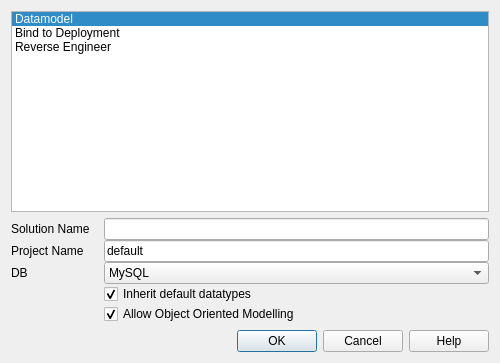
Before: the Qt Designer form src/gui/NewProjectDialog.ui in fritzone/ddm, drawn with Qt 5.
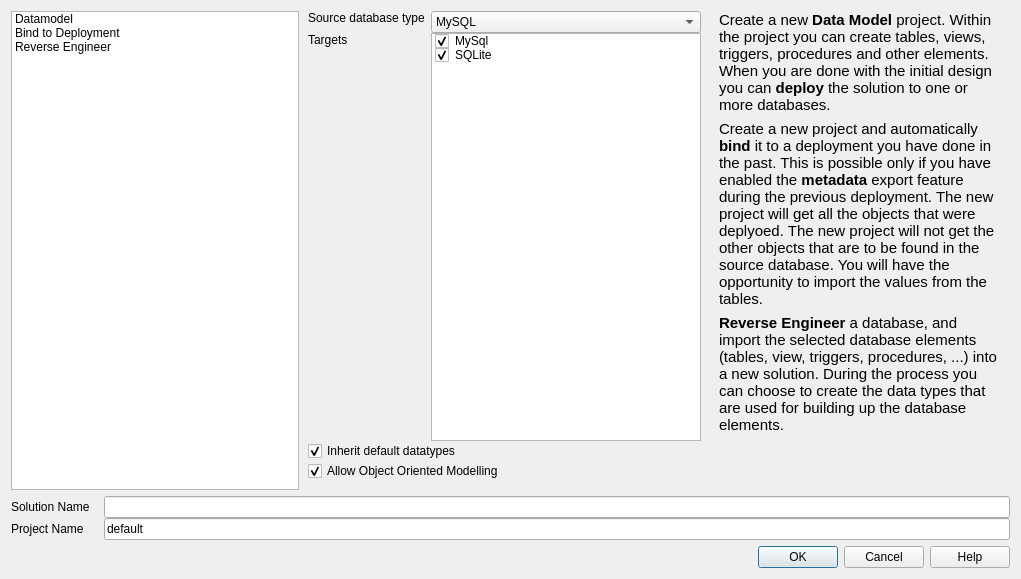
After: the same form once the commit is applied. Icons and pictures are not drawn.

Patch:
```diff
--- a/src/gui/NewProjectDialog.ui
+++ b/src/gui/NewProjectDialog.ui
@@ -9,8 +9,8 @@
    <rect>
     <x>0</x>
     <y>0</y>
-    <width>500</width>
-    <height>363</height>
+    <width>1021</width>
+    <height>579</height>
    </rect>
   </property>
   <property name="sizePolicy">
@@ -25,12 +25,6 @@
     <height>340</height>
    </size>
   </property>
-  <property name="maximumSize">
-   <size>
-    <width>500</width>
-    <height>500</height>
-   </size>
-  </property>
   <property name="focusPolicy">
    <enum>Qt::NoFocus</enum>
   </property>
@@ -47,9 +41,36 @@
   <property name="modal">
    <bool>true</bool>
   </property>
-  <layout class="QHBoxLayout" name="horizontalLayout">
+  <layout class="QVBoxLayout" name="verticalLayout_3">
+   <item>
+    <widget class="QWidget" name="widget_3" native="true">
+     <layout class="QHBoxLayout" name="horizontalLayout_3">
+      <property name="spacing">
+       <number>0</number>
+      </property>
+      <property name="margin">
+       <number>0</number>
+      </property>
    <item>
     <widget class="QFrame" name="frame">
+        <property name="sizePolicy">
+         <sizepolicy hsizetype="Fixed" vsizetype="Preferred">
+          <horstretch>0</horstretch>
+          <verstretch>0</verstretch>
+         </sizepolicy>
+        </property>
+        <property name="minimumSize">
+         <size>
+          <width>288</width>
+          <height>0</height>
+         </size>
+        </property>
+        <property name="maximumSize">
+         <size>
+          <width>288</width>
+          <height>16777215</height>
+         </size>
+        </property>
      <property name="frameShape">
       <enum>QFrame::NoFrame</enum>
      </property>
@@ -84,7 +105,7 @@
          <bool>true</bool>
         </property>
         <property name="currentRow">
-         <number>0</number>
+            <number>-1</number>
         </property>
         <item>
          <property name="text">
@@ -132,6 +153,270 @@
         </item>
        </widget>
       </item>
+        </layout>
+       </widget>
+      </item>
+      <item>
+       <widget class="QWidget" name="widget" native="true">
+        <layout class="QFormLayout" name="formLayout">
+         <property name="fieldGrowthPolicy">
+          <enum>QFormLayout::AllNonFixedFieldsGrow</enum>
+         </property>
+         <property name="labelAlignment">
+          <set>Qt::AlignLeading|Qt::AlignLeft|Qt::AlignTop</set>
+         </property>
+         <property name="verticalSpacing">
+          <number>0</number>
+         </property>
+         <property name="leftMargin">
+          <number>9</number>
+         </property>
+         <property name="topMargin">
+          <number>0</number>
+         </property>
+         <item row="0" column="0">
+          <widget class="QLabel" name="lblSourceDatabase">
+           <property name="text">
+            <string>Source database type</string>
+           </property>
+           <property name="textFormat">
+            <enum>Qt::PlainText</enum>
+           </property>
+           <property name="alignment">
+            <set>Qt::AlignLeading|Qt::AlignLeft|Qt::AlignTop</set>
+           </property>
+           <property name="buddy">
+            <cstring>txtSolutionName</cstring>
+           </property>
+          </widget>
+         </item>
+         <item row="0" column="1">
+          <widget class="QComboBox" name="cmbDatabase">
+           <property name="toolTip">
+            <string>Select the underlying database for the solution.</string>
+           </property>
+           <property name="whatsThis">
+            <string>The type of the underlying database for the solution.</string>
+           </property>
+           <item>
+            <property name="text">
+             <string>MySQL</string>
+            </property>
+            <property name="icon">
+             <iconset resource="../dbm.qrc">
+              <normaloff>:/images/actions/images/small/mysql.png</normaloff>:/images/actions/images/small/mysql.png</iconset>
+            </property>
+           </item>
+           <item>
+            <property name="text">
+             <string>SQLite</string>
+            </property>
+            <property name="icon">
+             <iconset resource="../dbm.qrc">
+              <normaloff>:/images/actions/images/small/sqlite-icon.png</normaloff>:/images/actions/images/small/sqlite-icon.png</iconset>
+            </property>
+           </item>
+          </widget>
+         </item>
+         <item row="5" column="0" colspan="2">
+          <widget class="QCheckBox" name="chkInheritDefaultDatatypes">
+           <property name="toolTip">
+            <string>&lt;!DOCTYPE HTML PUBLIC &quot;-//W3C//DTD HTML 4.0//EN&quot; &quot;http://www.w3.org/TR/REC-html40/strict.dtd&quot;&gt;
+&lt;html&gt;&lt;head&gt;&lt;meta name=&quot;qrichtext&quot; content=&quot;1&quot; /&gt;&lt;style type=&quot;text/css&quot;&gt;
+p, li { white-space: pre-wrap; }
+&lt;/style&gt;&lt;/head&gt;&lt;body style=&quot; font-family:'Sans'; font-size:10pt; font-weight:400; font-style:normal;&quot;&gt;
+&lt;p style=&quot; margin-top:0px; margin-bottom:0px; margin-left:0px; margin-right:0px; -qt-block-indent:0; text-indent:0px;&quot;&gt;Populates your solution with a set of frequently used &lt;span style=&quot; font-weight:600;&quot;&gt;data types&lt;/span&gt;. You can change these during your session to fit your needs. If reverse engineering a database it is not reccomended to check this box.&lt;/p&gt;&lt;/body&gt;&lt;/html&gt;</string>
+           </property>
+           <property name="whatsThis">
+            <string>&lt;!DOCTYPE HTML PUBLIC &quot;-//W3C//DTD HTML 4.0//EN&quot; &quot;http://www.w3.org/TR/REC-html40/strict.dtd&quot;&gt;
+&lt;html&gt;&lt;head&gt;&lt;meta name=&quot;qrichtext&quot; content=&quot;1&quot; /&gt;&lt;style type=&quot;text/css&quot;&gt;
+p, li { white-space: pre-wrap; }
+&lt;/style&gt;&lt;/head&gt;&lt;body style=&quot; font-family:'Sans'; font-size:10pt; font-weight:400; font-style:normal;&quot;&gt;
+&lt;p style=&quot; margin-top:0px; margin-bottom:0px; margin-left:0px; margin-right:0px; -qt-block-indent:0; text-indent:0px;&quot;&gt;Populates your solution with a set of frequently used &lt;span style=&quot; font-weight:600;&quot;&gt;data types&lt;/span&gt;. You can change these during your session to fit your needs. If reverse engineering a database it is not reccomended to check this box.&lt;/p&gt;&lt;/body&gt;&lt;/html&gt;</string>
+           </property>
+           <property name="text">
+            <string>Inherit default datatypes</string>
+           </property>
+           <property name="checked">
+            <bool>true</bool>
+           </property>
+          </widget>
+         </item>
+         <item row="6" column="0" colspan="2">
+          <widget class="QCheckBox" name="chkAllowOOPModel">
+           <property name="toolTip">
+            <string>&lt;!DOCTYPE HTML PUBLIC &quot;-//W3C//DTD HTML 4.0//EN&quot; &quot;http://www.w3.org/TR/REC-html40/strict.dtd&quot;&gt;
+&lt;html&gt;&lt;head&gt;&lt;meta name=&quot;qrichtext&quot; content=&quot;1&quot; /&gt;&lt;style type=&quot;text/css&quot;&gt;
+p, li { white-space: pre-wrap; }
+&lt;/style&gt;&lt;/head&gt;&lt;body style=&quot; font-family:'Sans'; font-size:10pt; font-weight:400; font-style:normal;&quot;&gt;
+&lt;p style=&quot; margin-top:0px; margin-bottom:0px; margin-left:0px; margin-right:0px; -qt-block-indent:0; text-indent:0px;&quot;&gt;Allows the &lt;span style=&quot; font-weight:600;&quot;&gt;Object Oriented Modelling &lt;/span&gt;feature for the solution. This means, you will create &lt;span style=&quot; font-weight:600;&quot;&gt;table templates&lt;/span&gt;, from which you will need to instantiate &lt;span style=&quot; font-weight:600;&quot;&gt;table instances&lt;/span&gt;, which can be deployed into databases.&lt;/p&gt;&lt;/body&gt;&lt;/html&gt;</string>
+           </property>
+           <property name="whatsThis">
+            <string>&lt;!DOCTYPE HTML PUBLIC &quot;-//W3C//DTD HTML 4.0//EN&quot; &quot;http://www.w3.org/TR/REC-html40/strict.dtd&quot;&gt;
+&lt;html&gt;&lt;head&gt;&lt;meta name=&quot;qrichtext&quot; content=&quot;1&quot; /&gt;&lt;style type=&quot;text/css&quot;&gt;
+p, li { white-space: pre-wrap; }
+&lt;/style&gt;&lt;/head&gt;&lt;body style=&quot; font-family:'Sans'; font-size:10pt; font-weight:400; font-style:normal;&quot;&gt;
+&lt;p style=&quot; margin-top:0px; margin-bottom:0px; margin-left:0px; margin-right:0px; -qt-block-indent:0; text-indent:0px;&quot;&gt;Allows the &lt;span style=&quot; font-weight:600;&quot;&gt;Object Oriented Modelling &lt;/span&gt;feature for the solution. This means, you will create &lt;span style=&quot; font-weight:600;&quot;&gt;table templates&lt;/span&gt;, from which you will need to instantiate &lt;span style=&quot; font-weight:600;&quot;&gt;table instances&lt;/span&gt;, which can be deployed into databases.&lt;/p&gt;&lt;/body&gt;&lt;/html&gt;</string>
+           </property>
+           <property name="text">
+            <string>Allow Object Oriented Modelling</string>
+           </property>
+           <property name="checked">
+            <bool>true</bool>
+           </property>
+          </widget>
+         </item>
+         <item row="1" column="0">
+          <widget class="QLabel" name="lblTargetDatabase">
+           <property name="text">
+            <string>Targets</string>
+           </property>
+           <property name="alignment">
+            <set>Qt::AlignLeading|Qt::AlignLeft|Qt::AlignTop</set>
+           </property>
+          </widget>
+         </item>
+         <item row="1" column="1">
+          <widget class="QTreeWidget" name="treeDatabases">
+           <property name="toolTip">
+            <string>&lt;html&gt;&lt;head/&gt;&lt;body&gt;&lt;p&gt;Select the databases your project wishes to support.&lt;/p&gt;&lt;/body&gt;&lt;/html&gt;</string>
+           </property>
+           <property name="rootIsDecorated">
+            <bool>false</bool>
+           </property>
+           <property name="headerHidden">
+            <bool>true</bool>
+           </property>
+           <column>
+            <property name="text">
+             <string/>
+            </property>
+            <property name="toolTip">
+             <string>Support for MySql database</string>
+            </property>
+           </column>
+           <item>
+            <property name="text">
+             <string>MySql</string>
+            </property>
+            <property name="toolTip">
+             <string>Support for MySql</string>
+            </property>
+            <property name="checkState">
+             <enum>Checked</enum>
+            </property>
+            <property name="icon">
+             <iconset resource="../dbm.qrc">
+              <normaloff>:/images/actions/images/small/mysql.png</normaloff>:/images/actions/images/small/mysql.png</iconset>
+            </property>
+           </item>
+           <item>
+            <property name="text">
+             <string>SQLite</string>
+            </property>
+            <property name="checkState">
+             <enum>Checked</enum>
+            </property>
+            <property name="icon">
+             <iconset resource="../dbm.qrc">
+              <normaloff>:/images/actions/images/small/sqlite-icon.png</normaloff>:/images/actions/images/small/sqlite-icon.png</iconset>
+            </property>
+           </item>
+          </widget>
+         </item>
+        </layout>
+       </widget>
+      </item>
+      <item>
+       <widget class="QWidget" name="widget_2" native="true">
+        <property name="sizePolicy">
+         <sizepolicy hsizetype="Fixed" vsizetype="Preferred">
+          <horstretch>0</horstretch>
+          <verstretch>0</verstretch>
+         </sizepolicy>
+        </property>
+        <property name="minimumSize">
+         <size>
+          <width>300</width>
+          <height>0</height>
+         </size>
+        </property>
+        <property name="maximumSize">
+         <size>
+          <width>300</width>
+          <height>16777215</height>
+         </size>
+        </property>
+        <layout class="QVBoxLayout" name="verticalLayout">
+         <property name="topMargin">
+          <number>0</number>
+         </property>
+         <item>
+          <widget class="QLabel" name="lblDataModelDescription">
+           <property name="text">
+            <string>&lt;!DOCTYPE HTML PUBLIC &quot;-//W3C//DTD HTML 4.0//EN&quot; &quot;http://www.w3.org/TR/REC-html40/strict.dtd&quot;&gt;
+&lt;html&gt;&lt;head&gt;&lt;meta name=&quot;qrichtext&quot; content=&quot;1&quot; /&gt;&lt;style type=&quot;text/css&quot;&gt;
+p, li { white-space: pre-wrap; }
+&lt;/style&gt;&lt;/head&gt;&lt;body style=&quot; font-family:'Ubuntu'; font-size:10pt; font-weight:400; font-style:normal;&quot;&gt;
+&lt;p style=&quot; margin-top:0px; margin-bottom:0px; margin-left:0px; margin-right:0px; -qt-block-indent:0; text-indent:0px;&quot;&gt;&lt;span style=&quot; font-family:'Sans'; font-size:11pt;&quot;&gt;Create a new &lt;/span&gt;&lt;span style=&quot; font-family:'Sans'; font-size:11pt; font-weight:600;&quot;&gt;Data Model&lt;/span&gt;&lt;span style=&quot; font-family:'Sans'; font-size:11pt;&quot;&gt; project. Within the project you can create tables, views, triggers, procedures and other elements. When you are done with the initial design you can &lt;/span&gt;&lt;span style=&quot; font-family:'Sans'; font-size:11pt; font-weight:600;&quot;&gt;deploy &lt;/span&gt;&lt;span style=&quot; font-family:'Sans'; font-size:11pt;&quot;&gt;the solution to one or more databases.&lt;/span&gt;&lt;/p&gt;&lt;/body&gt;&lt;/html&gt;</string>
+           </property>
+           <property name="scaledContents">
+            <bool>false</bool>
+           </property>
+           <property name="wordWrap">
+            <bool>true</bool>
+           </property>
+          </widget>
+         </item>
+         <item>
+          <widget class="QLabel" name="lblBindDescriptor">
+           <property name="text">
+            <string>&lt;html&gt;&lt;head/&gt;&lt;body&gt;&lt;p&gt;&lt;span style=&quot; font-size:11pt;&quot;&gt;Create a new project and automatically &lt;/span&gt;&lt;span style=&quot; font-size:11pt; font-weight:600;&quot;&gt;bind&lt;/span&gt;&lt;span style=&quot; font-size:11pt;&quot;&gt; it to a deployment you have done in the past. This is possible only if you have enabled the &lt;/span&gt;&lt;span style=&quot; font-size:11pt; font-weight:600;&quot;&gt;metadata&lt;/span&gt;&lt;span style=&quot; font-size:11pt;&quot;&gt; export feature during the previous deployment. The new project will get all the objects that were deplyoed. The new project will not get the other objects that are to be found in the source database. You will have the opportunity to import the values from the tables.&lt;/span&gt;&lt;/p&gt;&lt;/body&gt;&lt;/html&gt;</string>
+           </property>
+           <property name="scaledContents">
+            <bool>false</bool>
+           </property>
+           <property name="wordWrap">
+            <bool>true</bool>
+           </property>
+          </widget>
+         </item>
+         <item>
+          <widget class="QLabel" name="lblReverseEngineer">
+           <property name="text">
+            <string>&lt;!DOCTYPE HTML PUBLIC &quot;-//W3C//DTD HTML 4.0//EN&quot; &quot;http://www.w3.org/TR/REC-html40/strict.dtd&quot;&gt;
+&lt;html&gt;&lt;head&gt;&lt;meta name=&quot;qrichtext&quot; content=&quot;1&quot; /&gt;&lt;style type=&quot;text/css&quot;&gt;
+p, li { white-space: pre-wrap; }
+&lt;/style&gt;&lt;/head&gt;&lt;body style=&quot; font-family:'Ubuntu'; font-size:10pt; font-weight:400; font-style:normal;&quot;&gt;
+&lt;p style=&quot; margin-top:0px; margin-bottom:0px; margin-left:0px; margin-right:0px; -qt-block-indent:0; text-indent:0px;&quot;&gt;&lt;span style=&quot; font-family:'Sans'; font-size:11pt; font-weight:600;&quot;&gt;Reverse Engineer&lt;/span&gt;&lt;span style=&quot; font-family:'Sans'; font-size:11pt;&quot;&gt; a database, and import the selected database elements (tables, view, triggers, procedures, ...) into a new solution. During the process you can choose to create the data types that are used for building up the database elements.&lt;/span&gt;&lt;/p&gt;&lt;/body&gt;&lt;/html&gt;</string>
+           </property>
+           <property name="scaledContents">
+            <bool>false</bool>
+           </property>
+           <property name="wordWrap">
+            <bool>true</bool>
+           </property>
+          </widget>
+         </item>
+         <item>
+          <spacer name="verticalSpacer">
+           <property name="orientation">
+            <enum>Qt::Vertical</enum>
+           </property>
+           <property name="sizeHint" stdset="0">
+            <size>
+             <width>20</width>
+             <height>40</height>
+            </size>
+           </property>
+          </spacer>
+         </item>
+        </layout>
+       </widget>
+      </item>
+     </layout>
+    </widget>
+   </item>
       <item>
        <layout class="QFormLayout" name="formLayout_2">
         <property name="fieldGrowthPolicy">
@@ -198,94 +483,8 @@
           </property>
          </widget>
         </item>
-        <item row="2" column="1">
-         <widget class="QComboBox" name="cmbDatabase">
-          <property name="toolTip">
-           <string>Select the underlying database for the solution.</string>
-          </property>
-          <property name="whatsThis">
-           <string>The type of the underlying database for the solution.</string>
-          </property>
-          <item>
-           <property name="text">
-            <string>MySQL</string>
-           </property>
-           <property name="icon">
-            <iconset resource="../dbm.qrc">
-             <normaloff>:/images/actions/images/small/mysql.png</normaloff>:/images/actions/images/small/mysql.png</iconset>
-           </property>
-          </item>
-         </widget>
-        </item>
-        <item row="2" column="0">
-         <widget class="QLabel" name="label_3">
-          <property name="text">
-           <string>DB</string>
-          </property>
-          <property name="textFormat">
-           <enum>Qt::PlainText</enum>
-          </property>
-          <property name="buddy">
-           <cstring>txtSolutionName</cstring>
-          </property>
-         </widget>
-        </item>
-        <item row="3" column="1">
-         <widget class="QCheckBox" name="chkInheritDefaultDatatypes">
-          <property name="toolTip">
-           <string>&lt;!DOCTYPE HTML PUBLIC &quot;-//W3C//DTD HTML 4.0//EN&quot; &quot;http://www.w3.org/TR/REC-html40/strict.dtd&quot;&gt;
-&lt;html&gt;&lt;head&gt;&lt;meta name=&quot;qrichtext&quot; content=&quot;1&quot; /&gt;&lt;style type=&quot;text/css&quot;&gt;
-p, li { white-space: pre-wrap; }
-&lt;/style&gt;&lt;/head&gt;&lt;body style=&quot; font-family:'Sans'; font-size:10pt; font-weight:400; font-style:normal;&quot;&gt;
-&lt;p style=&quot; margin-top:0px; margin-bottom:0px; margin-left:0px; margin-right:0px; -qt-block-indent:0; text-indent:0px;&quot;&gt;Populates your solution with a set of frequently used &lt;span style=&quot; font-weight:600;&quot;&gt;data types&lt;/span&gt;. You can change these during your session to fit your needs. If reverse engineering a database it is not reccomended to check this box.&lt;/p&gt;&lt;/body&gt;&lt;/html&gt;</string>
-          </property>
-          <property name="whatsThis">
-           <string>&lt;!DOCTYPE HTML PUBLIC &quot;-//W3C//DTD HTML 4.0//EN&quot; &quot;http://www.w3.org/TR/REC-html40/strict.dtd&quot;&gt;
-&lt;html&gt;&lt;head&gt;&lt;meta name=&quot;qrichtext&quot; content=&quot;1&quot; /&gt;&lt;style type=&quot;text/css&quot;&gt;
-p, li { white-space: pre-wrap; }
-&lt;/style&gt;&lt;/head&gt;&lt;body style=&quot; font-family:'Sans'; font-size:10pt; font-weight:400; font-style:normal;&quot;&gt;
-&lt;p style=&quot; margin-top:0px; margin-bottom:0px; margin-left:0px; margin-right:0px; -qt-block-indent:0; text-indent:0px;&quot;&gt;Populates your solution with a set of frequently used &lt;span style=&quot; font-weight:600;&quot;&gt;data types&lt;/span&gt;. You can change these during your session to fit your needs. If reverse engineering a database it is not reccomended to check this box.&lt;/p&gt;&lt;/body&gt;&lt;/html&gt;</string>
-          </property>
-          <property name="text">
-           <string>Inherit default datatypes</string>
-          </property>
-          <property name="checked">
-           <bool>true</bool>
-          </property>
-         </widget>
-        </item>
-        <item row="4" column="1">
-         <widget class="QCheckBox" name="chkAllowOOPModel">
-          <property name="toolTip">
-           <string>&lt;!DOCTYPE HTML PUBLIC &quot;-//W3C//DTD HTML 4.0//EN&quot; &quot;http://www.w3.org/TR/REC-html40/strict.dtd&quot;&gt;
-&lt;html&gt;&lt;head&gt;&lt;meta name=&quot;qrichtext&quot; content=&quot;1&quot; /&gt;&lt;style type=&quot;text/css&quot;&gt;
-p, li { white-space: pre-wrap; }
-&lt;/style&gt;&lt;/head&gt;&lt;body style=&quot; font-family:'Sans'; font-size:10pt; font-weight:400; font-style:normal;&quot;&gt;
-&lt;p style=&quot; margin-top:0px; margin-bottom:0px; margin-left:0px; margin-right:0px; -qt-block-indent:0; text-indent:0px;&quot;&gt;Allows the &lt;span style=&quot; font-weight:600;&quot;&gt;Object Oriented Modelling &lt;/span&gt;feature for the solution. This means, you will create &lt;span style=&quot; font-weight:600;&quot;&gt;table templates&lt;/span&gt;, from which you will need to instantiate &lt;span style=&quot; font-weight:600;&quot;&gt;table instances&lt;/span&gt;, which can be deployed into databases.&lt;/p&gt;&lt;/body&gt;&lt;/html&gt;</string>
-          </property>
-          <property name="whatsThis">
-           <string>&lt;!DOCTYPE HTML PUBLIC &quot;-//W3C//DTD HTML 4.0//EN&quot; &quot;http://www.w3.org/TR/REC-html40/strict.dtd&quot;&gt;
-&lt;html&gt;&lt;head&gt;&lt;meta name=&quot;qrichtext&quot; content=&quot;1&quot; /&gt;&lt;style type=&quot;text/css&quot;&gt;
-p, li { white-space: pre-wrap; }
-&lt;/style&gt;&lt;/head&gt;&lt;body style=&quot; font-family:'Sans'; font-size:10pt; font-weight:400; font-style:normal;&quot;&gt;
-&lt;p style=&quot; margin-top:0px; margin-bottom:0px; margin-left:0px; margin-right:0px; -qt-block-indent:0; text-indent:0px;&quot;&gt;Allows the &lt;span style=&quot; font-weight:600;&quot;&gt;Object Oriented Modelling &lt;/span&gt;feature for the solution. This means, you will create &lt;span style=&quot; font-weight:600;&quot;&gt;table templates&lt;/span&gt;, from which you will need to instantiate &lt;span style=&quot; font-weight:600;&quot;&gt;table instances&lt;/span&gt;, which can be deployed into databases.&lt;/p&gt;&lt;/body&gt;&lt;/html&gt;</string>
-          </property>
-          <property name="text">
-           <string>Allow Object Oriented Modelling</string>
-          </property>
-          <property name="checked">
-           <bool>true</bool>
-          </property>
-         </widget>
-        </item>
-       </layout>
-      </item>
-      <item>
-       <widget class="QFrame" name="frame_3">
-        <layout class="QHBoxLayout" name="horizontalLayout_2">
-         <property name="margin">
-          <number>0</number>
-         </property>
+    </layout>
+   </item>
          <item>
           <widget class="QDialogButtonBox" name="buttonBox">
            <property name="orientation">
@@ -297,12 +496,6 @@
            <property name="centerButtons">
             <bool>false</bool>
            </property>
-          </widget>
-         </item>
-        </layout>
-       </widget>
-      </item>
-     </layout>
     </widget>
    </item>
   </layout>
```
Left out of the diff: 36 changed lines with no effect on the pictures. Lines whose indentation alone changed are shown as unchanged.
